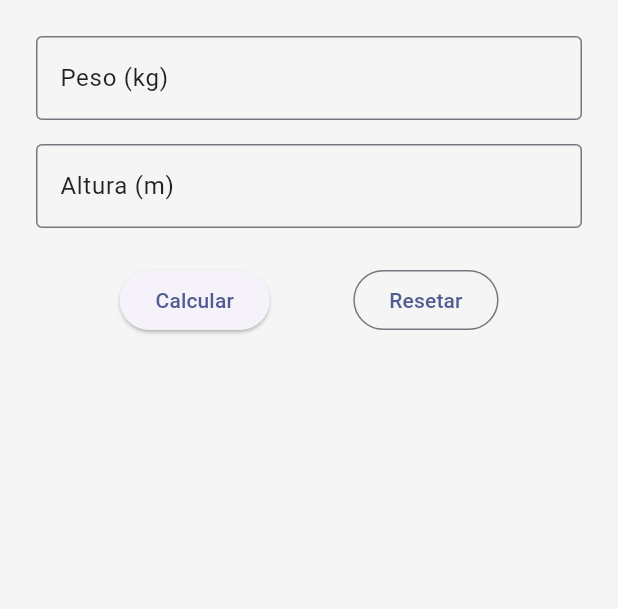
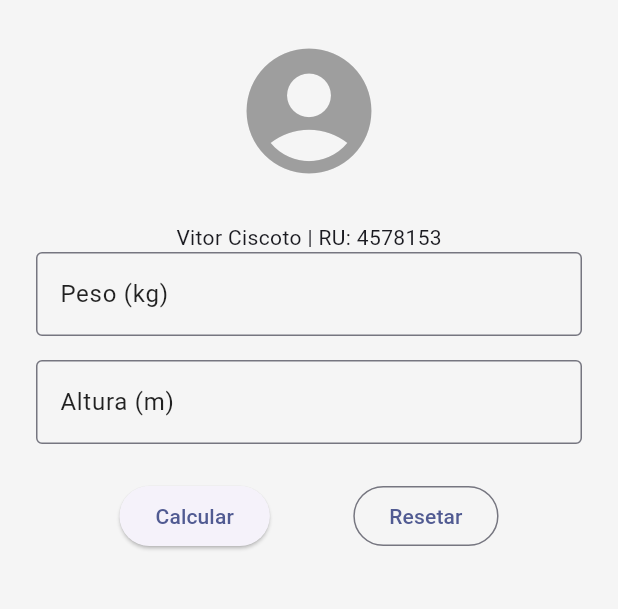
Before and after one commit to vitorcisc/flutter_application_1, a Flutter app: the screen it shows after launch, after a tap on "Calcular", after a tap on "Resetar", on a phone screen of 412 x 824 dp, the part 84-693 px from its top. Run offline on Flutter 3.47's test engine with Material 3 defaults, Android fonts, the phone set to English and light mode, and no system bars.

Commit message:
Alterações feitas na home

```diff
--- a/lib/view/imc_home_page.dart
+++ b/lib/view/imc_home_page.dart
@@ -13,6 +13,7 @@ class ImcHomePage extends StatefulWidget {
 class _ImcHomePageState extends State<ImcHomePage> {
   final _pesoController = TextEditingController();
   final _alturaController = TextEditingController();
+  final _formKey = GlobalKey<FormState>();
   final _controller = ImcController();
 
   String _resultado = '';
@@ -31,6 +32,7 @@ class _ImcHomePageState extends State<ImcHomePage> {
       _pesoController.clear();
       _alturaController.clear();
       _resultado = '';
+      _formKey.currentState?.reset();
     });
   }
 
@@ -48,36 +50,62 @@ class _ImcHomePageState extends State<ImcHomePage> {
           ),
         ],
       ),
-      body: Padding(
+      body: SingleChildScrollView(
+        child: Padding(
           padding: const EdgeInsets.all(24.0),
+          child: Form(
+            key: _formKey,
             child: Column(
+              crossAxisAlignment: CrossAxisAlignment.center,
               children: [
-            TextField(
+                Icon(Icons.account_circle, size: 100, color: Colors.grey),
+                const SizedBox(height: 24),
+                Text('Vitor Ciscoto | RU: 4578153'),
+                TextFormField(
                   controller: _pesoController,
                   keyboardType: TextInputType.number,
                   decoration: const InputDecoration(
                     labelText: 'Peso (kg)',
                     hintText: 'Peso em número inteiro, EX 85, não usar decimal',
                   ),
+                  validator: (value) {
+                    if (value == null || value.isEmpty) {
+                      return 'Insira o peso';
+                    }
+                    return null;
+                  },
                 ),
                 const SizedBox(height: 16),
-            TextField(
+                TextFormField(
                   controller: _alturaController,
                   keyboardType: TextInputType.number,
                   decoration: const InputDecoration(
                     labelText: 'Altura (m)',
                     hintText: 'EX : 1.78 (usar ponto)',
                   ),
+                  validator: (value) {
+                    if (value == null || value.isEmpty) {
+                      return 'Insira a altura';
+                    }
+                    return null;
+                  },
                 ),
                 const SizedBox(height: 24),
                 Row(
                   mainAxisAlignment: MainAxisAlignment.spaceEvenly,
                   children: [
                     ElevatedButton(
-                  onPressed: _calcular,
+                      onPressed: () {
+                        if (_formKey.currentState!.validate()) {
+                          _calcular();
+                        }
+                      },
                       child: const Text('Calcular'),
                     ),
-                OutlinedButton(onPressed: _reset, child: const Text('Resetar')),
+                    OutlinedButton(
+                      onPressed: _reset,
+                      child: const Text('Resetar'),
+                    ),
                   ],
                 ),
                 const SizedBox(height: 32),
@@ -89,6 +117,8 @@ class _ImcHomePageState extends State<ImcHomePage> {
               ],
             ),
           ),
+        ),
+      ),
     );
   }
 }
```
Lines whose indentation alone changed are shown as unchanged.
